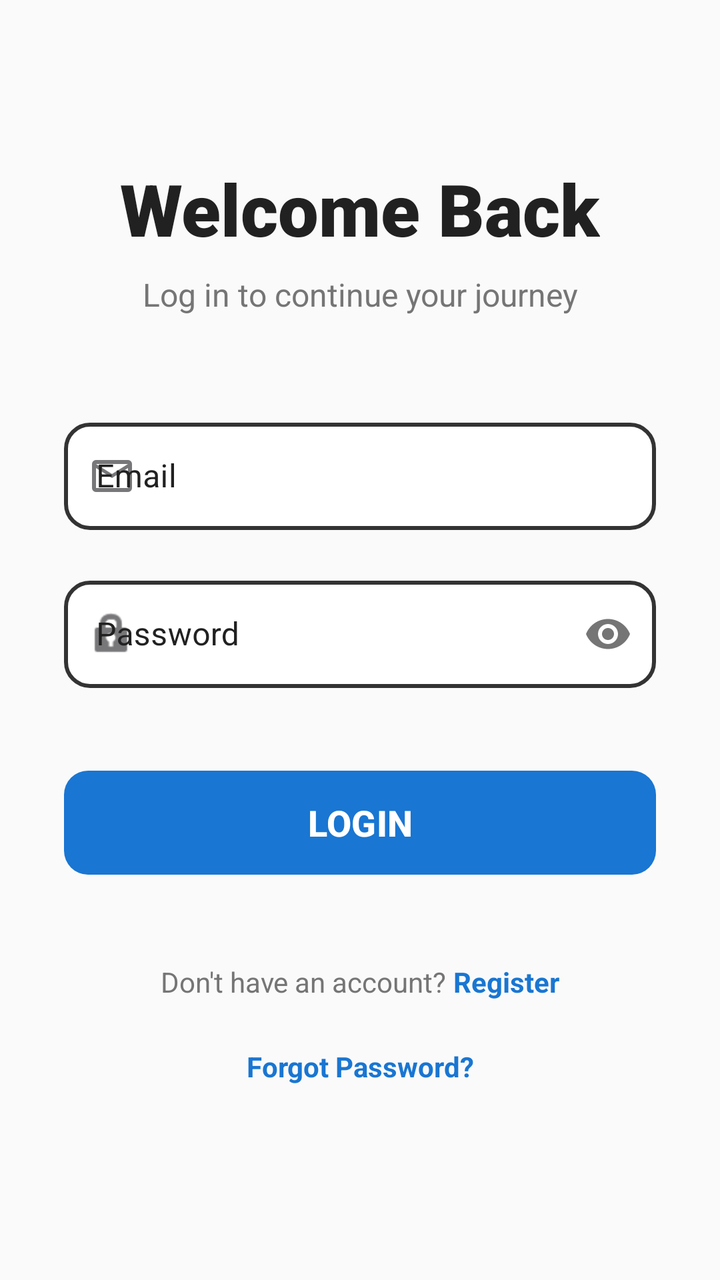
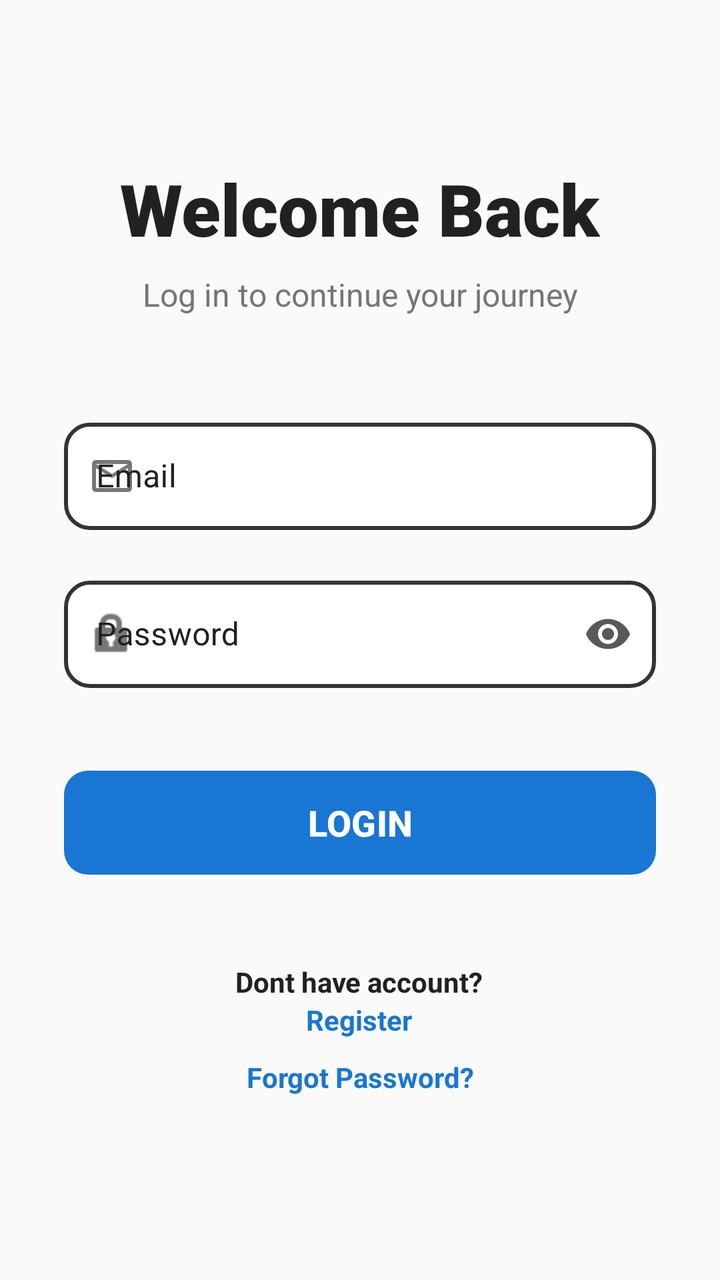

Before-and-after screenshots of an Android layout around one commit, followed by the original layout XML and the change that was made.
<!-- AndroidManifest.xml: application theme Theme.Wanderer -->
<!-- res/layout/activity_login.xml -->
<?xml version="1.0" encoding="utf-8"?>
<androidx.core.widget.NestedScrollView
    xmlns:android="http://schemas.android.com/apk/res/android"
    xmlns:app="http://schemas.android.com/apk/res-auto"
    xmlns:tools="http://schemas.android.com/tools"
    android:layout_width="match_parent"
    android:layout_height="match_parent"
    android:fillViewport="true"
    android:background="#FAFAFA"
    tools:context=".LoginActivity">

    <androidx.constraintlayout.widget.ConstraintLayout
        android:layout_width="match_parent"
        android:layout_height="wrap_content"
        android:paddingBottom="32dp"> 

        
        <TextView
            android:id="@+id/tvLoginTitle"
            android:layout_width="wrap_content"
            android:layout_height="wrap_content"
            android:layout_marginTop="80dp"
            android:fontFamily="sans-serif-black"
            android:text="Welcome Back"
            android:textColor="#212121"
            android:textSize="36sp"
            android:textStyle="bold"
            app:layout_constraintEnd_toEndOf="parent"
            app:layout_constraintStart_toStartOf="parent"
            app:layout_constraintTop_toTopOf="parent" />

        
        <TextView
            android:id="@+id/tvLoginSubtitle"
            android:layout_width="wrap_content"
            android:layout_height="wrap_content"
            android:layout_marginTop="8dp"
            android:text="Log in to continue your journey"
            android:textColor="#757575"
            android:textSize="16sp"
            app:layout_constraintEnd_toEndOf="parent"
            app:layout_constraintStart_toStartOf="parent"
            app:layout_constraintTop_toBottomOf="@id/tvLoginTitle" />

        
        <com.google.android.material.textfield.TextInputLayout
            android:id="@+id/usernameInputLayout"
            style="@style/Widget.MaterialComponents.TextInputLayout.OutlinedBox"
            android:layout_width="match_parent"
            android:layout_height="wrap_content"
            android:layout_marginHorizontal="32dp"
            android:layout_marginTop="48dp"
            android:hint="Email"
            android:textColorHint="#212121"
            app:boxCornerRadiusBottomEnd="12dp"
            app:boxCornerRadiusBottomStart="12dp"
            app:boxCornerRadiusTopEnd="12dp"
            app:boxCornerRadiusTopStart="12dp"
            app:startIconDrawable="@drawable/mail_icon"
            app:layout_constraintEnd_toEndOf="parent"
            app:layout_constraintStart_toStartOf="parent"
            app:layout_constraintTop_toBottomOf="@id/tvLoginSubtitle">

            <com.google.android.material.textfield.TextInputEditText
                android:id="@+id/etUsername"
                android:layout_width="match_parent"
                android:layout_height="wrap_content"
                android:background="@drawable/custom_input_border"
                android:inputType="textEmailAddress"
                android:padding="16dp"
                android:textColor="#212121"
                android:textColorHint="#757575" />
        </com.google.android.material.textfield.TextInputLayout>

        
        <com.google.android.material.textfield.TextInputLayout
            android:id="@+id/passwordInputLayout"
            style="@style/Widget.MaterialComponents.TextInputLayout.OutlinedBox"
            android:layout_width="match_parent"
            android:layout_height="wrap_content"
            android:layout_marginHorizontal="32dp"
            android:layout_marginTop="20dp"
            android:hint="Password"
            android:textColorHint="#212121"
            app:boxCornerRadiusBottomEnd="12dp"
            app:boxCornerRadiusBottomStart="12dp"
            app:boxCornerRadiusTopEnd="12dp"
            app:boxCornerRadiusTopStart="12dp"
            app:passwordToggleEnabled="true"
            app:startIconDrawable="@android:drawable/ic_lock_idle_lock"
            app:layout_constraintEnd_toEndOf="parent"
            app:layout_constraintStart_toStartOf="parent"
            app:layout_constraintTop_toBottomOf="@id/usernameInputLayout">

            <com.google.android.material.textfield.TextInputEditText
                android:id="@+id/etPassword"
                android:layout_width="match_parent"
                android:layout_height="wrap_content"
                android:background="@drawable/custom_input_border"
                android:inputType="textPassword"
                android:padding="16dp"
                android:textColor="#212121"
                android:textColorHint="#757575" />
        </com.google.android.material.textfield.TextInputLayout>

        

        

        

        <com.google.android.material.button.MaterialButton
            android:id="@+id/btnLogin"
            android:layout_width="match_parent"
            android:layout_height="60dp"
            android:layout_marginHorizontal="32dp"
            android:text="LOGIN"
            android:textSize="18sp"
            android:textStyle="bold"
            app:backgroundTint="#1976D2"
            app:cornerRadius="12dp"
            app:layout_constraintBottom_toBottomOf="parent"
            app:layout_constraintEnd_toEndOf="parent"
            app:layout_constraintStart_toStartOf="parent"
            app:layout_constraintTop_toBottomOf="@+id/passwordInputLayout"
            app:layout_constraintVertical_bias="0.183" />

        <LinearLayout
            android:id="@+id/layoutRegister"
            android:layout_width="wrap_content"
            android:layout_height="wrap_content"
            android:layout_marginTop="40dp"
            android:orientation="horizontal"
            app:layout_constraintEnd_toEndOf="parent"
            app:layout_constraintStart_toStartOf="parent"
            app:layout_constraintTop_toBottomOf="@id/btnLogin">

            <TextView
                android:layout_width="wrap_content"
                android:layout_height="wrap_content"
                android:text="Don't have an account? "
                android:textColor="#757575" />

            <TextView
                android:id="@+id/tvRegisterLink"
                android:layout_width="wrap_content"
                android:layout_height="wrap_content"
                android:text="Register"
                android:textColor="#1976D2"
                android:textStyle="bold" />

        </LinearLayout>

        <TextView
            android:id="@+id/tvForgotPassword"
            android:layout_width="wrap_content"
            android:layout_height="wrap_content"
            android:layout_marginTop="20dp"
            android:text="Forgot Password?"
            android:textColor="#1976D2"
            android:textSize="14sp"
            android:textStyle="bold"
            app:layout_constraintBottom_toBottomOf="parent"
            app:layout_constraintEnd_toEndOf="parent"
            app:layout_constraintStart_toStartOf="parent"
            app:layout_constraintTop_toBottomOf="@+id/layoutRegister"
            app:layout_constraintVertical_bias="0.049"
            tools:ignore="MissingConstraints" />

        

    </androidx.constraintlayout.widget.ConstraintLayout>
</androidx.core.widget.NestedScrollView>
<!-- resources referenced by this layout -->
<resources>
  <!-- drawable custom_input_border (drawable) -->
  <?xml version="1.0" encoding="utf-8"?>
  <shape xmlns:android="http://schemas.android.com/apk/res/android" android:shape="rectangle">
  
      
      <solid android:color="#FFFFFF" />
  
      
      <stroke
          android:width="2dp"
          android:color="#333333" />
  
      
      <corners android:radius="12dp" />
  
      
      <padding
          android:left="16dp"
          android:top="12dp"
          android:right="16dp"
          android:bottom="12dp" />
  
  </shape>
  <!-- drawable mail_icon (drawable) -->
  <vector xmlns:android="http://schemas.android.com/apk/res/android"
      android:width="24dp"
      android:height="24dp"
      android:viewportWidth="960"
      android:viewportHeight="960">
    <path
        android:pathData="M160,800q-33,0 -56.5,-23.5T80,720v-480q0,-33 23.5,-56.5T160,160h640q33,0 56.5,23.5T880,240v480q0,33 -23.5,56.5T800,800L160,800ZM480,520L160,320v400h640v-400L480,520ZM480,440 L800,240L160,240l320,200ZM160,320v-80,480 -400Z"
        android:fillColor="#e3e3e3"/>
  </vector>
  <style name="Theme.Wanderer" parent="Base.Theme.Wanderer" />
  <style name="Base.Theme.Wanderer" parent="Theme.Material3.DayNight.NoActionBar">
          
          
      </style>
</resources>

<!-- the commit's change to res/layout/activity_login.xml (unified diff, before → after) -->
@@ -87,6 +87,7 @@
             app:boxCornerRadiusTopEnd="12dp"
             app:boxCornerRadiusTopStart="12dp"
             app:passwordToggleEnabled="true"
+            app:passwordToggleTint="#57595B"
             app:startIconDrawable="@android:drawable/ic_lock_idle_lock"
             app:layout_constraintEnd_toEndOf="parent"
             app:layout_constraintStart_toStartOf="parent"
@@ -125,37 +126,11 @@
             app:layout_constraintTop_toBottomOf="@+id/passwordInputLayout"
             app:layout_constraintVertical_bias="0.183" />
 
-        <LinearLayout
-            android:id="@+id/layoutRegister"
-            android:layout_width="wrap_content"
-            android:layout_height="wrap_content"
-            android:layout_marginTop="40dp"
-            android:orientation="horizontal"
-            app:layout_constraintEnd_toEndOf="parent"
-            app:layout_constraintStart_toStartOf="parent"
-            app:layout_constraintTop_toBottomOf="@id/btnLogin">
-
-            <TextView
-                android:layout_width="wrap_content"
-                android:layout_height="wrap_content"
-                android:text="Don't have an account? "
-                android:textColor="#757575" />
-
-            <TextView
-                android:id="@+id/tvRegisterLink"
-                android:layout_width="wrap_content"
-                android:layout_height="wrap_content"
-                android:text="Register"
-                android:textColor="#1976D2"
-                android:textStyle="bold" />
-
-        </LinearLayout>
-
         <TextView
             android:id="@+id/tvForgotPassword"
             android:layout_width="wrap_content"
             android:layout_height="wrap_content"
-            android:layout_marginTop="20dp"
+            android:layout_marginBottom="60dp"
             android:text="Forgot Password?"
             android:textColor="#1976D2"
             android:textSize="14sp"
@@ -163,11 +138,35 @@
             app:layout_constraintBottom_toBottomOf="parent"
             app:layout_constraintEnd_toEndOf="parent"
             app:layout_constraintStart_toStartOf="parent"
-            app:layout_constraintTop_toBottomOf="@+id/layoutRegister"
-            app:layout_constraintVertical_bias="0.049"
             tools:ignore="MissingConstraints" />
 
-        
+        <TextView
+            android:id="@+id/tvRegisterLink"
+            android:layout_width="wrap_content"
+            android:layout_height="wrap_content"
+            android:text="Register"
+            android:textColor="#1976D2"
+            android:textStyle="bold"
+            app:layout_constraintBottom_toTopOf="@+id/tvForgotPassword"
+            app:layout_constraintEnd_toEndOf="parent"
+            app:layout_constraintHorizontal_bias="0.498"
+            app:layout_constraintStart_toStartOf="parent"
+            app:layout_constraintTop_toBottomOf="@+id/tvregistertv"
+            app:layout_constraintVertical_bias="0.0" />
+
+        <TextView
+            android:id="@+id/tvregistertv"
+            android:layout_width="wrap_content"
+            android:layout_height="wrap_content"
+            android:layout_marginTop="40dp"
+            android:text="Dont have account?"
+            android:textColor="#212121"
+            android:textStyle="bold"
+            app:layout_constraintEnd_toEndOf="parent"
+            app:layout_constraintHorizontal_bias="0.498"
+            app:layout_constraintStart_toStartOf="parent"
+            app:layout_constraintTop_toBottomOf="@+id/btnLogin" />
 
     </androidx.constraintlayout.widget.ConstraintLayout>
+
 </androidx.core.widget.NestedScrollView>
